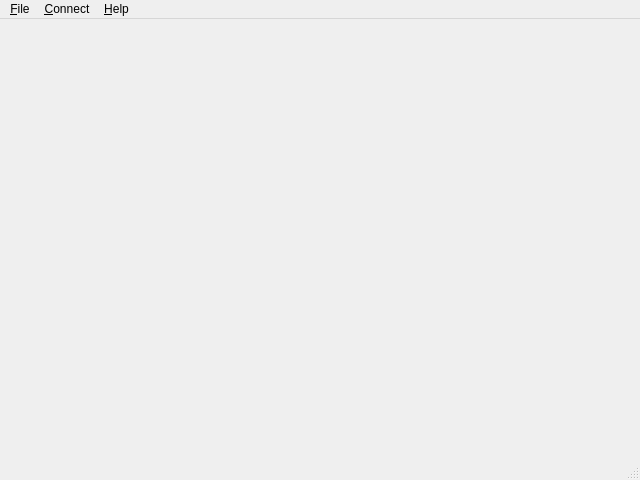
Old version of the form app/thermograph/mainwindow.ui in the repository wi1k1n/thermograph-arduino.
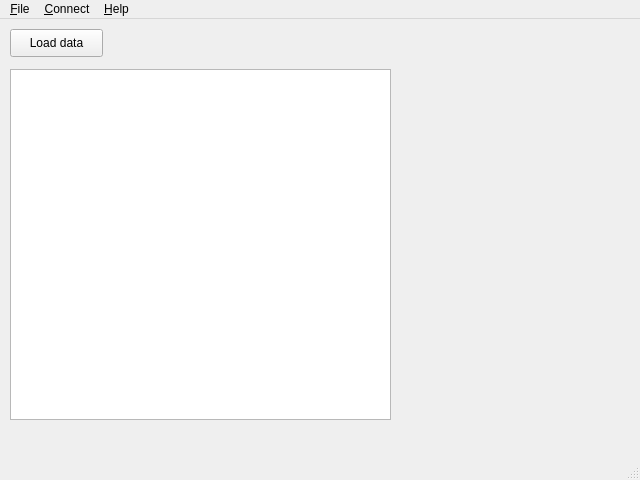
New version of the form.

Diff of the .ui file:
```diff
--- a/app/thermograph/mainwindow.ui
+++ b/app/thermograph/mainwindow.ui
@@ -19,7 +19,31 @@
   <property name="windowTitle">
    <string>MainWindow</string>
   </property>
-  <widget class="QWidget" name="centralwidget"/>
+  <widget class="QWidget" name="centralwidget">
+   <widget class="QPushButton" name="btnGetData">
+    <property name="geometry">
+     <rect>
+      <x>10</x>
+      <y>10</y>
+      <width>93</width>
+      <height>28</height>
+     </rect>
+    </property>
+    <property name="text">
+     <string>Load data</string>
+    </property>
+   </widget>
+   <widget class="QPlainTextEdit" name="plainTextEdit">
+    <property name="geometry">
+     <rect>
+      <x>10</x>
+      <y>50</y>
+      <width>381</width>
+      <height>351</height>
+     </rect>
+    </property>
+   </widget>
+  </widget>
   <widget class="QMenuBar" name="menubar">
    <property name="geometry">
     <rect>
```
Left out of the diff: 2 changed lines with no effect on the pictures.
